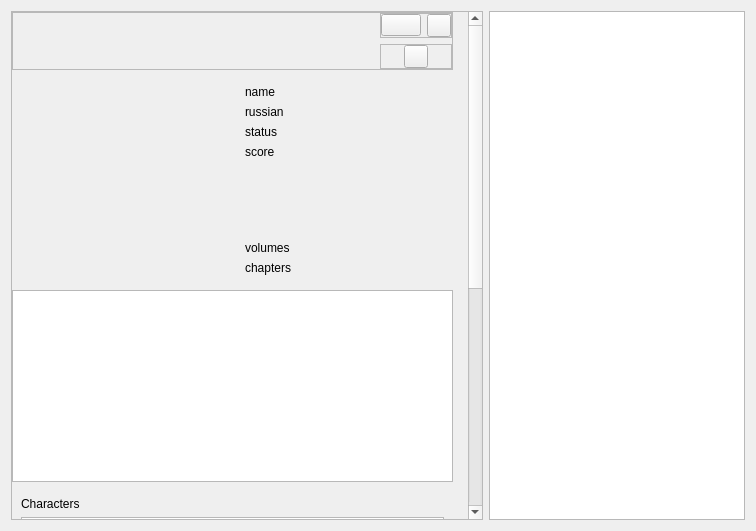
Before: the Qt Designer form data/ui/widgets/info.ui in brandonzorn/Nlight, drawn with Qt 5.
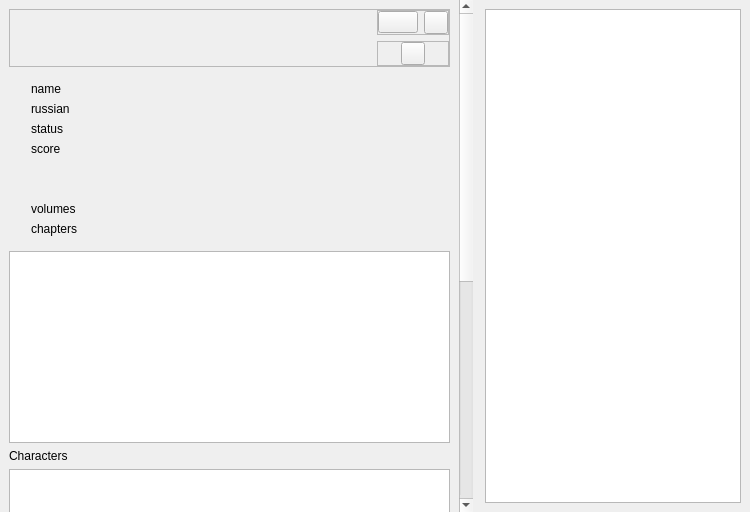
After: the same form once the commit is applied. Custom widgets are drawn as their Qt base class.

```diff
--- a/data/ui/widgets/info.ui
+++ b/data/ui/widgets/info.ui
@@ -6,18 +6,30 @@
    <rect>
     <x>0</x>
     <y>0</y>
-    <width>756</width>
-    <height>531</height>
+    <width>750</width>
+    <height>512</height>
    </rect>
   </property>
   <property name="locale">
    <locale language="English" country="UnitedStates"/>
   </property>
   <layout class="QHBoxLayout" name="pageLayout">
+   <property name="leftMargin">
+    <number>0</number>
+   </property>
+   <property name="topMargin">
+    <number>0</number>
+   </property>
+   <property name="rightMargin">
+    <number>0</number>
+   </property>
+   <property name="bottomMargin">
+    <number>0</number>
+   </property>
    <item>
-    <widget class="ScrollArea" name="scrollArea">
-     <property name="horizontalScrollBarPolicy">
-      <enum>Qt::ScrollBarPolicy::ScrollBarAlwaysOff</enum>
+    <widget class="SingleDirectionScrollArea" name="scrollArea">
+     <property name="frameShape">
+      <enum>QFrame::Shape::NoFrame</enum>
      </property>
      <property name="widgetResizable">
       <bool>true</bool>
@@ -26,23 +38,23 @@
       <property name="geometry">
        <rect>
         <x>0</x>
-        <y>-123</y>
-        <width>460</width>
-        <height>960</height>
+        <y>0</y>
+        <width>461</width>
+        <height>970</height>
        </rect>
       </property>
       <layout class="QVBoxLayout" name="scrollAreaVLayout">
        <property name="leftMargin">
-        <number>0</number>
+        <number>9</number>
        </property>
        <property name="topMargin">
-        <number>0</number>
+        <number>9</number>
        </property>
        <property name="rightMargin">
-        <number>15</number>
+        <number>9</number>
        </property>
        <property name="bottomMargin">
-        <number>0</number>
+        <number>9</number>
        </property>
        <item>
         <widget class="SimpleCardWidget" name="headerWidget">
@@ -163,37 +175,24 @@
           </property>
           <item>
            <widget class="SimpleCardWidget" name="previewWidget">
-            <property name="sizePolicy">
-             <sizepolicy hsizetype="Preferred" vsizetype="Preferred">
-              <horstretch>0</horstretch>
-              <verstretch>0</verstretch>
-             </sizepolicy>
-            </property>
             <layout class="QVBoxLayout" name="previewLayout">
              <property name="spacing">
               <number>0</number>
              </property>
              <property name="leftMargin">
-              <number>3</number>
+              <number>0</number>
              </property>
              <property name="topMargin">
-              <number>3</number>
+              <number>0</number>
              </property>
              <property name="rightMargin">
-              <number>3</number>
+              <number>0</number>
              </property>
              <property name="bottomMargin">
-              <number>3</number>
+              <number>0</number>
              </property>
              <item>
-              <widget class="ImageLabel" name="imageLabel">
-               <property name="sizePolicy">
-                <sizepolicy hsizetype="Expanding" vsizetype="Expanding">
-                 <horstretch>0</horstretch>
-                 <verstretch>0</verstretch>
-                </sizepolicy>
-               </property>
-              </widget>
+              <widget class="ImageLabel" name="imageLabel"/>
              </item>
             </layout>
            </widget>
@@ -239,14 +238,14 @@
               </widget>
              </item>
              <item>
-              <spacer name="verticalSpacer">
+              <spacer name="verticalSpacer_2">
                <property name="orientation">
                 <enum>Qt::Orientation::Vertical</enum>
                </property>
                <property name="sizeHint" stdset="0">
                 <size>
                  <width>20</width>
-                 <height>76</height>
+                 <height>40</height>
                 </size>
                </property>
               </spacer>
@@ -275,6 +274,9 @@
         <layout class="QVBoxLayout" name="verticalLayout_9">
          <item>
           <widget class="QWidget" name="descriptionWidget" native="true">
+           <property name="enabled">
+            <bool>true</bool>
+           </property>
            <layout class="QVBoxLayout" name="descriptionVLayout">
             <property name="leftMargin">
              <number>0</number>
@@ -290,6 +292,12 @@
             </property>
             <item>
              <widget class="TextEdit" name="descriptionTextEdit">
+              <property name="sizePolicy">
+               <sizepolicy hsizetype="Expanding" vsizetype="Preferred">
+                <horstretch>0</horstretch>
+                <verstretch>0</verstretch>
+               </sizepolicy>
+              </property>
               <property name="horizontalScrollBarPolicy">
                <enum>Qt::ScrollBarPolicy::ScrollBarAlwaysOff</enum>
               </property>
@@ -306,9 +314,18 @@
          </item>
          <item>
           <widget class="CardWidget" name="charactersWidget">
+           <property name="enabled">
+            <bool>true</bool>
+           </property>
            <layout class="QVBoxLayout" name="charactersVLayout">
+            <property name="leftMargin">
+             <number>0</number>
+            </property>
             <property name="topMargin">
-             <number>9</number>
+             <number>0</number>
+            </property>
+            <property name="rightMargin">
+             <number>0</number>
             </property>
             <property name="bottomMargin">
              <number>0</number>
@@ -322,6 +339,12 @@
             </item>
             <item>
              <widget class="ListWidget" name="charactersList">
+              <property name="sizePolicy">
+               <sizepolicy hsizetype="Expanding" vsizetype="Preferred">
+                <horstretch>0</horstretch>
+                <verstretch>0</verstretch>
+               </sizepolicy>
+              </property>
               <property name="horizontalScrollBarPolicy">
                <enum>Qt::ScrollBarPolicy::ScrollBarAlwaysOff</enum>
               </property>
@@ -335,9 +358,18 @@
          </item>
          <item>
           <widget class="CardWidget" name="relatedWidget">
+           <property name="enabled">
+            <bool>true</bool>
+           </property>
            <layout class="QVBoxLayout" name="relatedVLayout">
+            <property name="leftMargin">
+             <number>0</number>
+            </property>
             <property name="topMargin">
-             <number>9</number>
+             <number>0</number>
+            </property>
+            <property name="rightMargin">
+             <number>0</number>
             </property>
             <property name="bottomMargin">
              <number>0</number>
@@ -351,6 +383,12 @@
             </item>
             <item>
              <widget class="ListWidget" name="relatedList">
+              <property name="sizePolicy">
+               <sizepolicy hsizetype="Expanding" vsizetype="Preferred">
+                <horstretch>0</horstretch>
+                <verstretch>0</verstretch>
+               </sizepolicy>
+              </property>
               <property name="horizontalScrollBarPolicy">
                <enum>Qt::ScrollBarPolicy::ScrollBarAlwaysOff</enum>
               </property>
@@ -364,15 +402,34 @@
          </item>
         </layout>
        </item>
+       <item>
+        <spacer name="verticalSpacer">
+         <property name="orientation">
+          <enum>Qt::Orientation::Vertical</enum>
+         </property>
+         <property name="sizeHint" stdset="0">
+          <size>
+           <width>20</width>
+           <height>40</height>
+          </size>
+         </property>
+        </spacer>
+       </item>
       </layout>
      </widget>
     </widget>
    </item>
    <item>
-    <widget class="SimpleCardWidget" name="itemsWidget">
-     <layout class="QVBoxLayout" name="itemsVLayout">
+    <widget class="QWidget" name="itemsWidget" native="true">
+     <layout class="QVBoxLayout" name="itemsWidgetVLayout">
+      <property name="leftMargin">
+       <number>6</number>
+      </property>
+      <item>
+       <widget class="CardWidget" name="itemsCard">
+        <layout class="QVBoxLayout" name="itemsCardVLayout">
       <property name="spacing">
-       <number>0</number>
+          <number>6</number>
       </property>
       <property name="leftMargin">
        <number>0</number>
@@ -389,7 +446,7 @@
       <item>
        <widget class="TreeWidget" name="itemsTree">
         <property name="sizePolicy">
-         <sizepolicy hsizetype="Minimum" vsizetype="Minimum">
+            <sizepolicy hsizetype="Preferred" vsizetype="Expanding">
           <horstretch>0</horstretch>
           <verstretch>0</verstretch>
          </sizepolicy>
@@ -418,6 +475,9 @@
    </item>
   </layout>
  </widget>
+   </item>
+  </layout>
+ </widget>
  <customwidgets>
   <customwidget>
    <class>ComboBox</class>
@@ -429,12 +489,6 @@
    <extends>QToolButton</extends>
    <header>qfluentwidgets</header>
   </customwidget>
-  <customwidget>
-   <class>ScrollArea</class>
-   <extends>QScrollArea</extends>
-   <header>qfluentwidgets</header>
-   <container>1</container>
-  </customwidget>
   <customwidget>
    <class>CardWidget</class>
    <extends>QFrame</extends>
@@ -443,7 +497,7 @@
   </customwidget>
   <customwidget>
    <class>SimpleCardWidget</class>
-   <extends>CardWidget</extends>
+   <extends>QFrame</extends>
    <header>qfluentwidgets</header>
    <container>1</container>
   </customwidget>
@@ -472,6 +526,12 @@
    <extends>QLabel</extends>
    <header>qfluentwidgets</header>
   </customwidget>
+  <customwidget>
+   <class>SingleDirectionScrollArea</class>
+   <extends>QScrollArea</extends>
+   <header>qfluentwidgets</header>
+   <container>1</container>
+  </customwidget>
  </customwidgets>
  <resources/>
  <connections/>
```
Lines whose indentation alone changed are shown as unchanged.
